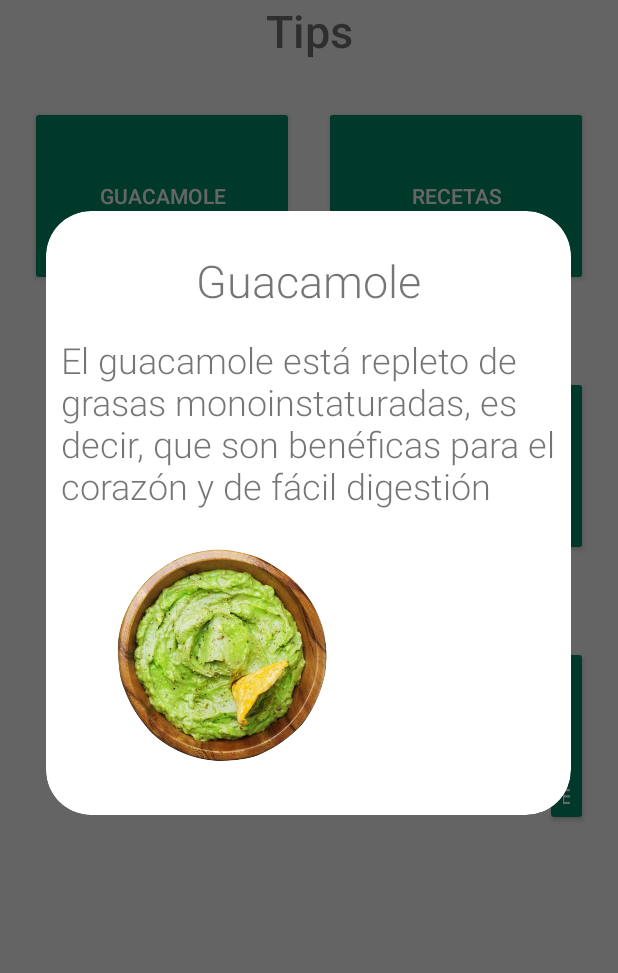
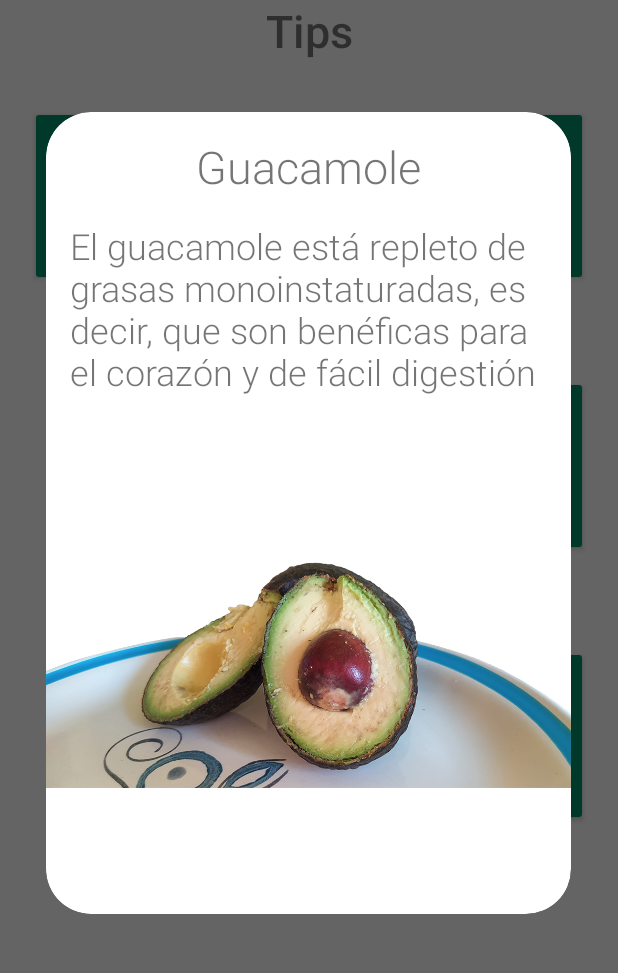
Before and after one commit to UPclopezpProjects/AplicacionMovil, an Android app: the fragment Guacamole placed in its activity, on a phone screen of 412 x 824 dp, the part 105-1078 px from its top. Run offline under Robolectric (Android 15) with nearby library versions, the phone set to English and light mode, and no system bars.

Commit message:
fotos de tips y login
cambié la fotos que salían en la pantalla de tips y hice modificaciones en el login(cuando se logea correctamente se vacían los Edit Text)

```diff
--- a/app/src/main/java/com/example/desarrolloresidencia/UI/AlertDialog/Guacamole.kt
+++ b/app/src/main/java/com/example/desarrolloresidencia/UI/AlertDialog/Guacamole.kt
@@ -27,15 +27,12 @@ class Guacamole : DialogFragment() {
         _binding = FragmentGuacamoleBinding.inflate(inflater, container, false)
         val view = binding.root
         return  view
-    //return inflater.inflate(R.layout.fragment_guacamole, container, false)
-
-
     }
 
     override fun onStart() {
         super.onStart()
         val width = (resources.displayMetrics.widthPixels * 0.85).toInt()
-        val height = (resources.displayMetrics.heightPixels * 0.40).toInt()
+        val height = (resources.displayMetrics.heightPixels * 0.55).toInt()
         dialog!!.window?.setLayout(width, ViewGroup.LayoutParams.WRAP_CONTENT)
 
 
--- a/app/src/main/java/com/example/desarrolloresidencia/UI/Login.kt
+++ b/app/src/main/java/com/example/desarrolloresidencia/UI/Login.kt
@@ -17,6 +17,7 @@ import com.example.desarrolloresidencia.databinding.ActivityLoginBinding
 import com.example.desarrolloresidencia.utils.Auth.AuthListener
 import com.example.desarrolloresidencia.utils.Corutinas.Coroutines
 import com.example.desarrolloresidencia.utils.ValidarR
+import org.w3c.dom.Text
 import java.lang.Exception
 
 
@@ -96,6 +97,7 @@ class Login : AppCompatActivity(), AuthListener {
         binding.BTLogin.isEnabled= false
         binding.ETEmail.isEnabled= false
         binding.password.isEnabled= false
+        binding.BTRecuperar.isEnabled = false
 
     }
 
@@ -107,6 +109,9 @@ class Login : AppCompatActivity(), AuthListener {
         binding.ETEmail.isEnabled= true
         binding.password.isEnabled= true
         binding.BTLogin.isEnabled= true
+        binding.BTRecuperar.isEnabled = true
+        binding.ETEmail.setText("")
+        binding.password.setText("")
         validarStatus(user.status)
     }
 
@@ -117,6 +122,7 @@ class Login : AppCompatActivity(), AuthListener {
         binding.ETEmail.isEnabled= true
         binding.password.isEnabled= true
         binding.BTLogin.isEnabled= true
+        binding.BTRecuperar.isEnabled = true
         Toast.makeText(this, message, Toast.LENGTH_SHORT).show()
     }
 
--- a/app/src/main/res/drawable/round_corner.xml
+++ b/app/src/main/res/drawable/round_corner.xml
@@ -4,9 +4,9 @@
         android:color="#FFFFFF"/>
     <corners
         android:radius="30dp" />
-    <padding
+    <!--<padding
         android:left="10dp"
         android:top="10dp"
         android:right="10dp"
-        android:bottom="10dp" />
+        android:bottom="10dp" />-->
 </shape>
--- a/app/src/main/res/layout/fragment_aceite.xml
+++ b/app/src/main/res/layout/fragment_aceite.xml
@@ -47,6 +47,6 @@
         app:layout_constraintHorizontal_bias="0.065"
         app:layout_constraintStart_toStartOf="parent"
         app:layout_constraintTop_toBottomOf="@+id/textView27"
-        app:srcCompat="@drawable/aceite" />
+        app:srcCompat="@drawable/img_20210508_075358" />
 
 </androidx.constraintlayout.widget.ConstraintLayout>
--- a/app/src/main/res/layout/fragment_belleza.xml
+++ b/app/src/main/res/layout/fragment_belleza.xml
@@ -40,12 +40,13 @@
         android:layout_width="165dp"
         android:layout_height="161dp"
         android:layout_marginStart="16dp"
+        android:layout_marginTop="16dp"
         android:layout_marginEnd="16dp"
         android:layout_marginBottom="16dp"
         app:layout_constraintBottom_toBottomOf="parent"
         app:layout_constraintEnd_toEndOf="parent"
-        app:layout_constraintHorizontal_bias="0.065"
+        app:layout_constraintHorizontal_bias="0.0"
         app:layout_constraintStart_toStartOf="parent"
         app:layout_constraintTop_toBottomOf="@+id/textView27"
-        app:srcCompat="@drawable/belleza" />
+        app:srcCompat="@drawable/img_20210508_075409" />
 </androidx.constraintlayout.widget.ConstraintLayout>
--- a/app/src/main/res/layout/fragment_guacamole.xml
+++ b/app/src/main/res/layout/fragment_guacamole.xml
@@ -1,40 +1,24 @@
 <?xml version="1.0" encoding="utf-8"?>
-<androidx.constraintlayout.widget.ConstraintLayout xmlns:android="http://schemas.android.com/apk/res/android"
+<LinearLayout xmlns:android="http://schemas.android.com/apk/res/android"
+    xmlns:app="http://schemas.android.com/apk/res-auto"
     xmlns:tools="http://schemas.android.com/tools"
     android:layout_width="match_parent"
-    android:layout_height="match_parent"
-    xmlns:app="http://schemas.android.com/apk/res-auto"
+    android:layout_height="wrap_content"
+    android:orientation="vertical"
     tools:context=".UI.AlertDialog.Guacamole">
 
     <TextView
         android:id="@+id/textView22"
         android:layout_width="wrap_content"
         android:layout_height="wrap_content"
-        android:layout_marginStart="16dp"
+        android:layout_gravity="center_horizontal"
         android:layout_marginTop="16dp"
-        android:layout_marginEnd="16dp"
         android:fontFamily="sans-serif-light"
         android:text="Guacamole"
         android:textSize="30sp"
         app:layout_constraintEnd_toEndOf="parent"
         app:layout_constraintStart_toStartOf="parent"
-        app:layout_constraintTop_toTopOf="parent"
-        tools:ignore="MissingConstraints" />
-
-    <ImageView
-        android:id="@+id/imageView6"
-        android:layout_width="165dp"
-        android:layout_height="161dp"
-        android:layout_marginStart="16dp"
-        android:layout_marginTop="16dp"
-        android:layout_marginEnd="16dp"
-        android:layout_marginBottom="16dp"
-        android:src="@drawable/guacamole"
-        app:layout_constraintBottom_toBottomOf="parent"
-        app:layout_constraintEnd_toEndOf="parent"
-        app:layout_constraintHorizontal_bias="0.065"
-        app:layout_constraintStart_toStartOf="parent"
-        app:layout_constraintTop_toBottomOf="@+id/textView23" />
+        app:layout_constraintTop_toTopOf="parent" />
 
     <TextView
         android:id="@+id/textView23"
@@ -50,4 +34,16 @@
         app:layout_constraintEnd_toEndOf="parent"
         app:layout_constraintStart_toStartOf="parent"
         app:layout_constraintTop_toBottomOf="@+id/textView22" />
-</androidx.constraintlayout.widget.ConstraintLayout>
+
+    <ImageView
+        android:id="@+id/imageView6"
+        android:layout_width="match_parent"
+        android:layout_height="494px"
+        android:layout_marginTop="16sp"
+        android:foregroundGravity="bottom"
+        app:layout_constraintBottom_toBottomOf="parent"
+        app:layout_constraintEnd_toEndOf="parent"
+        app:layout_constraintStart_toStartOf="parent"
+        app:layout_constraintTop_toBottomOf="@+id/textView23"
+        app:srcCompat="@drawable/img_20210508_075746" />
+</LinearLayout>
```
Also changed, not shown: app/src/main/res/layout/fragment_recetas.xml (+14 -18 lines), app/src/main/res/drawable-v24/img_20210508_075418.png (added), app/src/main/res/drawable-v24/img_20210508_075746.png (added), app/src/main/res/drawable/img_20210508_075418.png (deleted), app/src/main/res/drawable/img_20210508_075746.png (deleted).
